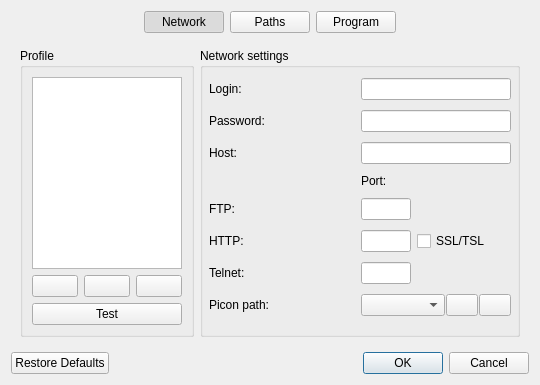
First picture: the form in app/ui/res/settings.ui, repository DYefremov/E2Toolkit, before the edit.
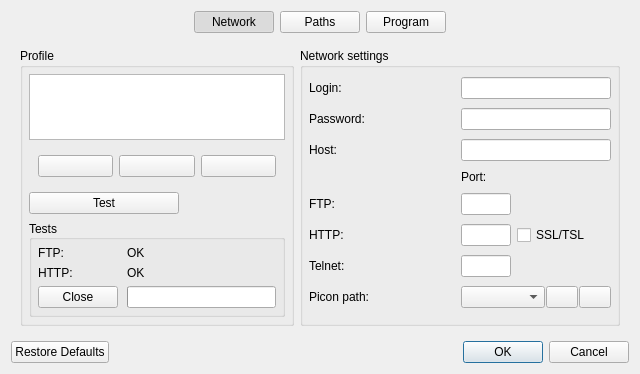
Second picture: the form after the edit. Icons and pictures are not drawn.

Commit message: added test box for settings dialog

Diff of the .ui file:
```diff
--- a/app/ui/res/settings.ui
+++ b/app/ui/res/settings.ui
@@ -148,133 +148,7 @@
         <number>0</number>
        </property>
        <widget class="QWidget" name="network_page">
-        <layout class="QGridLayout" name="gridLayout_2">
-         <item row="0" column="0">
-          <widget class="QGroupBox" name="profile_group_box">
-           <property name="title">
-            <string>Profile</string>
-           </property>
-           <layout class="QVBoxLayout" name="verticalLayout_2">
-            <item>
-             <widget class="QListView" name="profile_view">
-              <property name="sizePolicy">
-               <sizepolicy hsizetype="Preferred" vsizetype="Fixed">
-                <horstretch>0</horstretch>
-                <verstretch>0</verstretch>
-               </sizepolicy>
-              </property>
-             </widget>
-            </item>
-            <item>
-             <layout class="QHBoxLayout" name="profile_buttons_layout">
-              <item>
-               <widget class="QPushButton" name="profile_add_button">
-                <property name="sizePolicy">
-                 <sizepolicy hsizetype="Preferred" vsizetype="Fixed">
-                  <horstretch>0</horstretch>
-                  <verstretch>0</verstretch>
-                 </sizepolicy>
-                </property>
-                <property name="toolTip">
-                 <string>Add</string>
-                </property>
-                <property name="text">
-                 <string/>
-                </property>
-                <property name="icon">
-                 <iconset theme="list-add">
-                  <normaloff>.</normaloff>.</iconset>
-                </property>
-                <property name="iconSize">
-                 <size>
-                  <width>16</width>
-                  <height>16</height>
-                 </size>
-                </property>
-                <property name="shortcut">
-                 <string>Ins</string>
-                </property>
-               </widget>
-              </item>
-              <item>
-               <widget class="QPushButton" name="profile_edit_button">
-                <property name="sizePolicy">
-                 <sizepolicy hsizetype="Preferred" vsizetype="Fixed">
-                  <horstretch>0</horstretch>
-                  <verstretch>0</verstretch>
-                 </sizepolicy>
-                </property>
-                <property name="toolTip">
-                 <string>Rename</string>
-                </property>
-                <property name="text">
-                 <string/>
-                </property>
-                <property name="icon">
-                 <iconset theme="document-edit">
-                  <normaloff>.</normaloff>.</iconset>
-                </property>
-                <property name="iconSize">
-                 <size>
-                  <width>16</width>
-                  <height>16</height>
-                 </size>
-                </property>
-               </widget>
-              </item>
-              <item>
-               <widget class="QPushButton" name="profile_remove_button">
-                <property name="sizePolicy">
-                 <sizepolicy hsizetype="Preferred" vsizetype="Fixed">
-                  <horstretch>0</horstretch>
-                  <verstretch>0</verstretch>
-                 </sizepolicy>
-                </property>
-                <property name="toolTip">
-                 <string>Remove</string>
-                </property>
-                <property name="text">
-                 <string/>
-                </property>
-                <property name="icon">
-                 <iconset theme="list-remove">
-                  <normaloff>.</normaloff>.</iconset>
-                </property>
-                <property name="iconSize">
-                 <size>
-                  <width>16</width>
-                  <height>16</height>
-                 </size>
-                </property>
-                <property name="shortcut">
-                 <string>Del</string>
-                </property>
-               </widget>
-              </item>
-             </layout>
-            </item>
-            <item>
-             <widget class="QPushButton" name="test_button">
-              <property name="sizePolicy">
-               <sizepolicy hsizetype="Minimum" vsizetype="Fixed">
-                <horstretch>0</horstretch>
-                <verstretch>0</verstretch>
-               </sizepolicy>
-              </property>
-              <property name="maximumSize">
-               <size>
-                <width>150</width>
-                <height>16777215</height>
-               </size>
-              </property>
-              <property name="text">
-               <string>Test</string>
-              </property>
-             </widget>
-            </item>
-           </layout>
-          </widget>
-         </item>
+        <layout class="QGridLayout" name="network_page_layout">
          <item row="0" column="1">
           <widget class="QGroupBox" name="network_group_box">
            <property name="minimumSize">
@@ -598,6 +472,257 @@
                 <height>16777215</height>
                </size>
               </property>
+              <property name="echoMode">
+               <enum>QLineEdit::Password</enum>
+              </property>
+             </widget>
+            </item>
+           </layout>
+          </widget>
+         </item>
+         <item row="0" column="0">
+          <widget class="QGroupBox" name="profile_group_box">
+           <property name="title">
+            <string>Profile</string>
+           </property>
+           <layout class="QVBoxLayout" name="profile_box_layout">
+            <property name="spacing">
+             <number>6</number>
+            </property>
+            <property name="leftMargin">
+             <number>6</number>
+            </property>
+            <property name="topMargin">
+             <number>6</number>
+            </property>
+            <property name="rightMargin">
+             <number>6</number>
+            </property>
+            <property name="bottomMargin">
+             <number>6</number>
+            </property>
+            <item>
+             <widget class="QListView" name="profile_view">
+              <property name="sizePolicy">
+               <sizepolicy hsizetype="Expanding" vsizetype="Ignored">
+                <horstretch>0</horstretch>
+                <verstretch>0</verstretch>
+               </sizepolicy>
+              </property>
+             </widget>
+            </item>
+            <item>
+             <widget class="QFrame" name="profile_buttons_frame">
+              <property name="sizePolicy">
+               <sizepolicy hsizetype="Preferred" vsizetype="Fixed">
+                <horstretch>0</horstretch>
+                <verstretch>0</verstretch>
+               </sizepolicy>
+              </property>
+              <layout class="QHBoxLayout" name="profile_buttons_layout">
+               <property name="sizeConstraint">
+                <enum>QLayout::SetMaximumSize</enum>
+               </property>
+               <item>
+                <widget class="QPushButton" name="profile_add_button">
+                 <property name="sizePolicy">
+                  <sizepolicy hsizetype="Preferred" vsizetype="Fixed">
+                   <horstretch>0</horstretch>
+                   <verstretch>0</verstretch>
+                  </sizepolicy>
+                 </property>
+                 <property name="toolTip">
+                  <string>Add</string>
+                 </property>
+                 <property name="text">
+                  <string/>
+                 </property>
+                 <property name="icon">
+                  <iconset theme="list-add">
+                   <normaloff>.</normaloff>.</iconset>
+                 </property>
+                 <property name="iconSize">
+                  <size>
+                   <width>16</width>
+                   <height>16</height>
+                  </size>
+                 </property>
+                 <property name="shortcut">
+                  <string>Ins</string>
+                 </property>
+                </widget>
+               </item>
+               <item>
+                <widget class="QPushButton" name="profile_edit_button">
+                 <property name="sizePolicy">
+                  <sizepolicy hsizetype="Preferred" vsizetype="Fixed">
+                   <horstretch>0</horstretch>
+                   <verstretch>0</verstretch>
+                  </sizepolicy>
+                 </property>
+                 <property name="toolTip">
+                  <string>Rename</string>
+                 </property>
+                 <property name="text">
+                  <string/>
+                 </property>
+                 <property name="icon">
+                  <iconset theme="document-edit">
+                   <normaloff>.</normaloff>.</iconset>
+                 </property>
+                 <property name="iconSize">
+                  <size>
+                   <width>16</width>
+                   <height>16</height>
+                  </size>
+                 </property>
+                </widget>
+               </item>
+               <item>
+                <widget class="QPushButton" name="profile_remove_button">
+                 <property name="sizePolicy">
+                  <sizepolicy hsizetype="Preferred" vsizetype="Fixed">
+                   <horstretch>0</horstretch>
+                   <verstretch>0</verstretch>
+                  </sizepolicy>
+                 </property>
+                 <property name="toolTip">
+                  <string>Remove</string>
+                 </property>
+                 <property name="text">
+                  <string/>
+                 </property>
+                 <property name="icon">
+                  <iconset theme="list-remove">
+                   <normaloff>.</normaloff>.</iconset>
+                 </property>
+                 <property name="iconSize">
+                  <size>
+                   <width>16</width>
+                   <height>16</height>
+                  </size>
+                 </property>
+                 <property name="shortcut">
+                  <string>Del</string>
+                 </property>
+                </widget>
+               </item>
+              </layout>
+             </widget>
+            </item>
+            <item>
+             <widget class="QPushButton" name="test_button">
+              <property name="sizePolicy">
+               <sizepolicy hsizetype="Preferred" vsizetype="Fixed">
+                <horstretch>0</horstretch>
+                <verstretch>0</verstretch>
+               </sizepolicy>
+              </property>
+              <property name="maximumSize">
+               <size>
+                <width>150</width>
+                <height>16777215</height>
+               </size>
+              </property>
+              <property name="text">
+               <string>Test</string>
+              </property>
+             </widget>
+            </item>
+            <item>
+             <widget class="QGroupBox" name="test_network_box">
+              <property name="sizePolicy">
+               <sizepolicy hsizetype="Expanding" vsizetype="Fixed">
+                <horstretch>0</horstretch>
+                <verstretch>0</verstretch>
+               </sizepolicy>
+              </property>
+              <property name="title">
+               <string>Tests</string>
+              </property>
+              <property name="alignment">
+               <set>Qt::AlignLeading|Qt::AlignLeft|Qt::AlignVCenter</set>
+              </property>
+              <layout class="QFormLayout" name="test_box_layout">
+               <property name="sizeConstraint">
+                <enum>QLayout::SetDefaultConstraint</enum>
+               </property>
+               <property name="fieldGrowthPolicy">
+                <enum>QFormLayout::AllNonFixedFieldsGrow</enum>
+               </property>
+               <property name="rowWrapPolicy">
+                <enum>QFormLayout::DontWrapRows</enum>
+               </property>
+               <property name="labelAlignment">
+                <set>Qt::AlignLeading|Qt::AlignLeft|Qt::AlignVCenter</set>
+               </property>
+               <property name="formAlignment">
+                <set>Qt::AlignLeading|Qt::AlignLeft|Qt::AlignTop</set>
+               </property>
+               <property name="horizontalSpacing">
+                <number>9</number>
+               </property>
+               <property name="leftMargin">
+                <number>6</number>
+               </property>
+               <property name="topMargin">
+                <number>6</number>
+               </property>
+               <property name="rightMargin">
+                <number>6</number>
+               </property>
+               <property name="bottomMargin">
+                <number>6</number>
+               </property>
+               <item row="0" column="0">
+                <widget class="QLabel" name="ftp_test_label">
+                 <property name="text">
+                  <string>FTP:</string>
+                 </property>
+                </widget>
+               </item>
+               <item row="0" column="1">
+                <widget class="QLabel" name="ftp_test_status_label">
+                 <property name="text">
+                  <string>OK</string>
+                 </property>
+                </widget>
+               </item>
+               <item row="1" column="0">
+                <widget class="QLabel" name="http_test_label">
+                 <property name="text">
+                  <string>HTTP:</string>
+                 </property>
+                </widget>
+               </item>
+               <item row="1" column="1">
+                <widget class="QLabel" name="http_test_status_label">
+                 <property name="text">
+                  <string>OK</string>
+                 </property>
+                </widget>
+               </item>
+               <item row="2" column="1">
+                <widget class="QProgressBar" name="test_progress_bar">
+                 <property name="value">
+                  <number>0</number>
+                 </property>
+                 <property name="textVisible">
+                  <bool>false</bool>
+                 </property>
+                 <property name="format">
+                  <string notr="true">%p%</string>
+                 </property>
+                </widget>
+               </item>
+               <item row="2" column="0">
+                <widget class="QPushButton" name="close_test_button">
+                 <property name="text">
+                  <string>Close</string>
+                 </property>
+                </widget>
+               </item>
+              </layout>
              </widget>
             </item>
            </layout>
```
Left out of the diff: 157 changed lines with no effect on the pictures. The commit also changes 1 other file.
